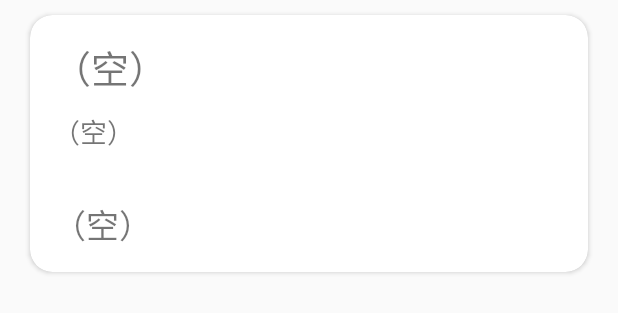
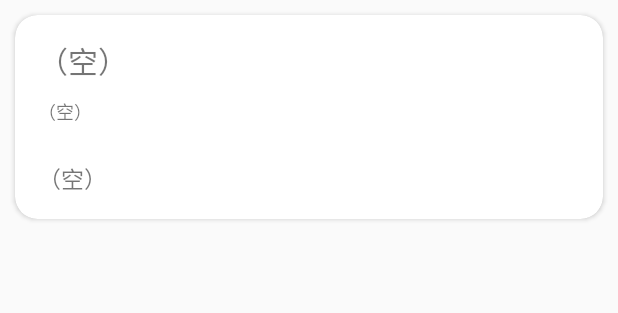
Before and after one commit to 0Kirby/ProgressNote, an Android app: the layout data_item.xml on its own in the app's theme, with its tools: preview values and no code run, on a phone screen of 412 x 824 dp. Shown: the top 313 px of the screen. Run offline under Robolectric (Android 15) with nearby library versions, the phone set to English and light mode, and no system bars.

Commit message:
更改recyclerView的list布局为瀑布流布局 调整cardView的结构 添加刷新功能

```diff
--- a/app/src/main/java/com/xqjtqy/progressnote/noteData/DataAdapter.java
+++ b/app/src/main/java/com/xqjtqy/progressnote/noteData/DataAdapter.java
@@ -18,6 +18,7 @@ public class DataAdapter extends RecyclerView.Adapter<DataAdapter.ViewHolder> {
 
     private List<DataItem> mDataItemList;
 
+    //设置item中的View
     static class ViewHolder extends RecyclerView.ViewHolder{
         View dataView;
         TextView title;
@@ -37,6 +38,7 @@ public class DataAdapter extends RecyclerView.Adapter<DataAdapter.ViewHolder> {
         mDataItemList=dataItemList;
     }
 
+    //为recyclerView的每一个item设置点击事件
     @NonNull
     @Override
     public ViewHolder onCreateViewHolder(@NonNull ViewGroup parent, int viewType) {
@@ -50,7 +52,7 @@ public class DataAdapter extends RecyclerView.Adapter<DataAdapter.ViewHolder> {
                 DataItem dataItem=mDataItemList.get(position);
                 int id = dataItem.getId();
                 Intent intent=new Intent(v.getContext(), EditingActivity.class);
-                //启动EditingActivity并传送数据的id
+                //传送数据的id并启动EditingActivity
                 intent.putExtra("noteId",id);
                 v.getContext().startActivity(intent);
             }
@@ -58,6 +60,7 @@ public class DataAdapter extends RecyclerView.Adapter<DataAdapter.ViewHolder> {
         return holder;
     }
 
+    //获取DataItem的数据
     @Override
     public void onBindViewHolder(@NonNull ViewHolder holder, int position){
         DataItem dataItem=mDataItemList.get(position);
@@ -66,6 +69,7 @@ public class DataAdapter extends RecyclerView.Adapter<DataAdapter.ViewHolder> {
         holder.date.setText(dataItem.getDate());
     }
 
+    //获取item数量
     @Override
     public int getItemCount(){
         return mDataItemList.size();
--- a/app/src/main/java/com/xqjtqy/progressnote/noteData/DataItem.java
+++ b/app/src/main/java/com/xqjtqy/progressnote/noteData/DataItem.java
@@ -46,4 +46,5 @@ public class DataItem {
     public void setDate(String date) {
         this.date = date;
     }
+
 }
--- a/app/src/main/res/layout/data_item.xml
+++ b/app/src/main/res/layout/data_item.xml
@@ -3,18 +3,13 @@
     xmlns:app="http://schemas.android.com/apk/res-auto"
     android:layout_width="match_parent"
     android:layout_height="wrap_content">
-
     <android.support.v7.widget.CardView
         android:id="@+id/cardView"
         android:layout_width="match_parent"
         android:layout_height="wrap_content"
-        android:layout_marginLeft="20dp"
-        android:layout_marginTop="10dp"
-        android:layout_marginRight="20dp"
-        android:layout_marginBottom="10dp"
+        android:layout_margin="10dp"
         android:foreground="?attr/selectableItemBackgroundBorderless"
         app:cardCornerRadius="15dp">
-
         <LinearLayout
             android:layout_width="wrap_content"
             android:layout_height="match_parent"
@@ -25,17 +20,20 @@
                 android:id="@+id/title"
                 android:layout_width="match_parent"
                 android:layout_height="wrap_content"
+                android:lines="1"
+                android:ellipsize="end"
                 android:text="@string/title"
-                android:textSize="25sp" />
+                android:textSize="20sp" />
 
             <TextView
                 android:id="@+id/body"
                 android:layout_width="match_parent"
                 android:layout_height="wrap_content"
                 android:lines="2"
+                android:ellipsize="end"
                 android:paddingTop="10dp"
                 android:text="@string/body"
-                android:textSize="18sp" />
+                android:textSize="12sp" />
 
             <TextView
                 android:id="@+id/date"
@@ -43,7 +41,7 @@
                 android:layout_height="wrap_content"
                 android:paddingTop="10dp"
                 android:text="@string/date"
-                android:textSize="22sp" />
+                android:textSize="15sp" />
         </LinearLayout>
     </android.support.v7.widget.CardView>
 </LinearLayout>
--- a/app/src/main/res/menu/toolbar.xml
+++ b/app/src/main/res/menu/toolbar.xml
@@ -5,4 +5,5 @@
     <item android:id="@+id/save"
         android:title="@string/save"
         app:showAsAction="ifRoom" />
+
 </menu>
```
Also changed, not shown: app/src/main/java/com/xqjtqy/progressnote/EditingActivity.java (+25 -9 lines), app/src/main/java/com/xqjtqy/progressnote/MainActivity.java (+83 -35 lines), app/src/main/res/layout/activity_main.xml (+10 -4 lines).
